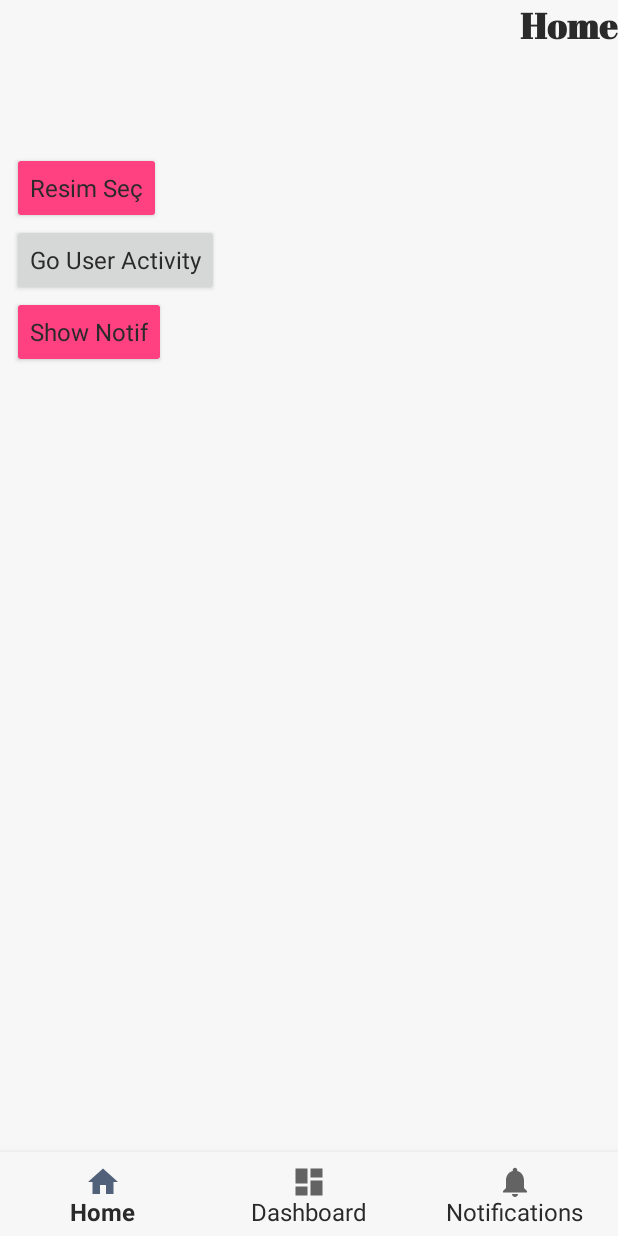
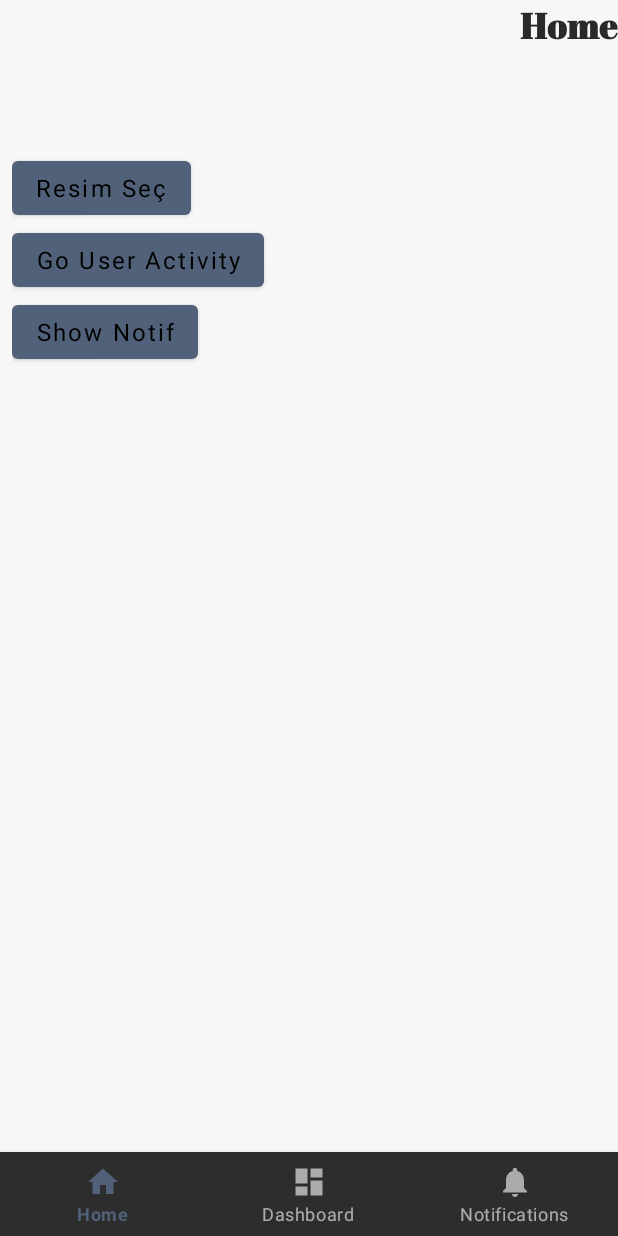
Before and after one commit to aykuttasil/modern-android, an Android app: the screen it shows after launch (MainActivity), on a phone screen of 412 x 824 dp. Run offline under Robolectric (Android 15) with nearby library versions, the phone set to English and light mode, and no system bars; our stand-ins replace Dagger/Hilt's generated code, Room's generated code, RxJava, Timber, data binding; libraries missing offline, so code that uses them is left out: com.facebook.stetho, com.readystatesoftware.chuck, kotlinx.coroutines.experimental, org.jetbrains.anko; pictures from the network do not load; 9 statements that could not run were skipped.

Commit message:
material theme added

```diff
--- a/app/src/main/res/layout/fragment_main.xml
+++ b/app/src/main/res/layout/fragment_main.xml
@@ -28,7 +28,6 @@
             android:id="@+id/navigation"
             android:layout_width="0dp"
             android:layout_height="wrap_content"
-            android:background="?android:attr/windowBackground"
             app:layout_constraintBottom_toBottomOf="parent"
             app:layout_constraintEnd_toEndOf="parent"
             app:layout_constraintHorizontal_bias="1.0"
@@ -107,7 +106,6 @@
 
             <Button
                 android:id="@+id/btnImagePicker"
-                style="@style/Widget.AppCompat.Button.Colored"
                 android:layout_width="wrap_content"
                 android:layout_height="wrap_content"
                 android:elevation="0dp"
@@ -121,7 +119,6 @@
 
             <Button
                 android:id="@+id/btnShowNotif"
-                style="@style/Widget.AppCompat.Button.Colored"
                 android:layout_width="wrap_content"
                 android:layout_height="wrap_content"
                 android:text="Show Notif"
--- a/app/src/main/res/values/styles.xml
+++ b/app/src/main/res/values/styles.xml
@@ -1,7 +1,7 @@
 <resources>
 
     <!-- Base application theme. -->
-    <style name="AppTheme" parent="Theme.AppCompat.Light.NoActionBar">
+    <style name="AppTheme" parent="Theme.MaterialComponents.NoActionBar">
         <item name="android:windowContentOverlay">@null</item>
         <item name="colorPrimary">@color/colorPrimary</item>
         <item name="colorPrimaryDark">@color/colorPrimaryDark</item>
```
